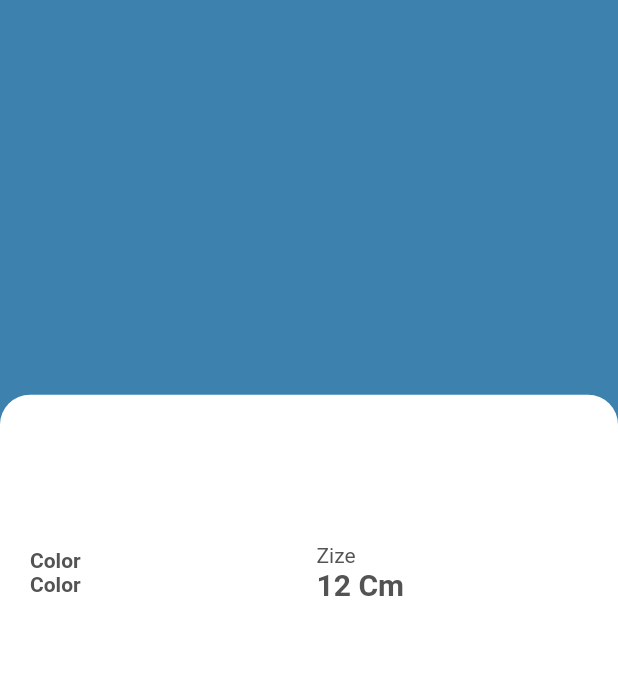
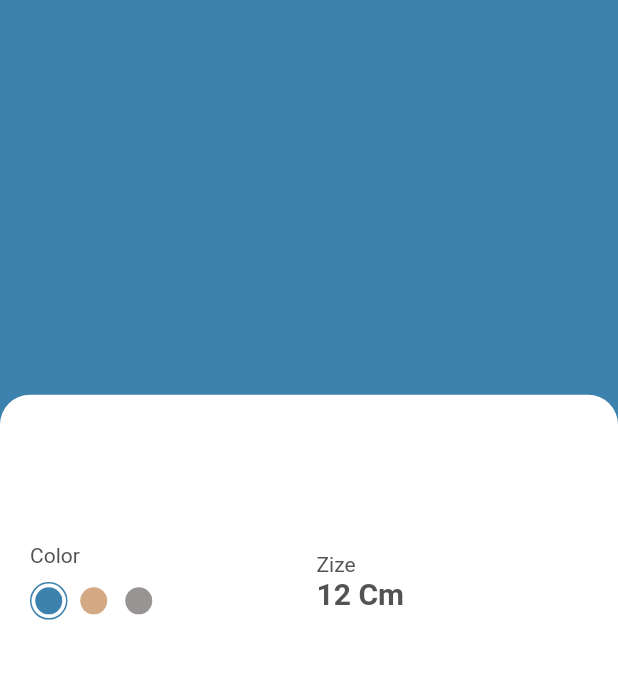
Before and after one commit to mehdi2960/shop_flutter, a Flutter app: the screen it shows after launch, after a tap on "Office Code", on a phone screen of 412 x 824 dp, the part 60-739 px from its top. Run offline on Flutter 3.47's test engine with Material 2 defaults, Android fonts, the phone set to English and light mode, and no system bars; our stand-ins replace flutter_svg.

Commit message:
Choose the selected color in the color scheme

```diff
--- a/lib/components/colorAndSize.dart
+++ b/lib/components/colorAndSize.dart
@@ -17,12 +17,24 @@ class ColorAndSize extends StatelessWidget {
                 children: [
                   Text(
                     "Color",
-                    style: TextStyle(fontWeight: FontWeight.bold),
                   ),
-                  Text(
-                    "Color",
-                    style: TextStyle(fontWeight: FontWeight.bold),
+                  SizedBox(
+                    height: 10,
                   ),
+                  Row(
+                    children: [
+                      ColorDot(
+                        isSelected: true,
+                        color: Color(0xFF3D82AE),
+                      ),
+                      ColorDot(
+                        color: Color(0xFFD3A984),
+                      ),
+                      ColorDot(
+                        color: Color(0xFF989493),
+                      ),
+                    ],
+                  )
                 ],
               ),
             ),
@@ -35,7 +47,7 @@ class ColorAndSize extends StatelessWidget {
                   ),
                   Text(
                     "${product.size} Cm",
-                    style: TextStyle(fontWeight: FontWeight.bold,fontSize: 20),
+                    style: TextStyle(fontWeight: FontWeight.bold, fontSize: 20),
                   ),
                 ],
               ),
@@ -46,3 +58,28 @@ class ColorAndSize extends StatelessWidget {
     );
   }
 }
+
+class ColorDot extends StatelessWidget {
+  final bool isSelected;
+  final Color color;
+  ColorDot({this.isSelected = false, required this.color});
+  @override
+  Widget build(BuildContext context) {
+    return Container(
+      width: 25,
+      height: 25,
+      margin: EdgeInsets.only(right: 5),
+      padding: EdgeInsets.all(2.5),
+      decoration: BoxDecoration(
+        shape: BoxShape.circle,
+        border: Border.all(color: isSelected ? color : Colors.white),
+      ),
+      child: DecoratedBox(
+        decoration: BoxDecoration(
+          shape: BoxShape.circle,
+          color: color,
+        ),
+      ),
+    );
+  }
+}
```
